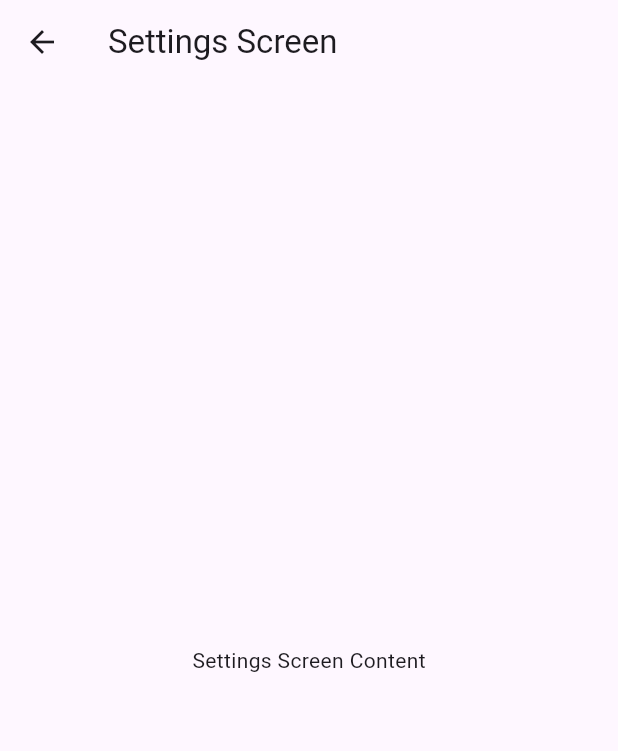
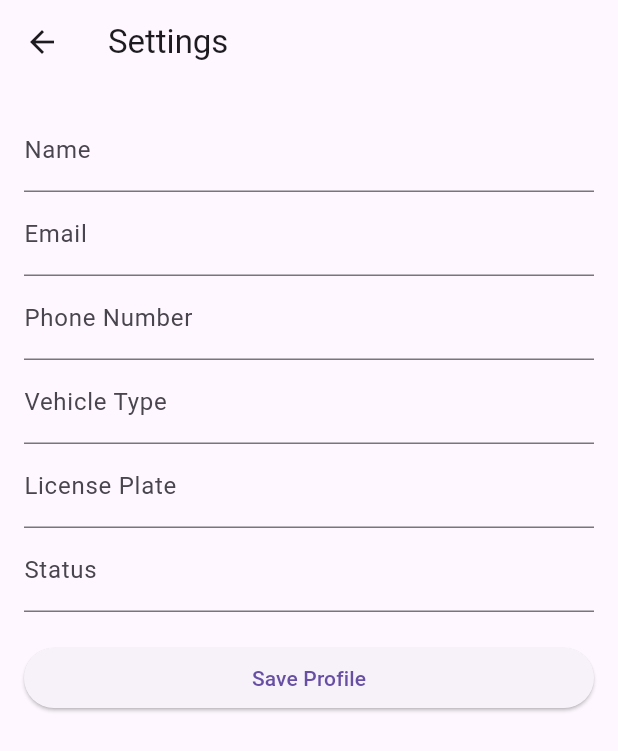
Before and after one commit to AnexDev1/green-riders, a Flutter app: the SettingsScreen screen opened directly, on a phone screen of 412 x 824 dp. Shown: the top 751 px of the screen. Run offline on Flutter 3.47's test engine with Material 3 defaults, Android fonts, the phone set to English and light mode, and no system bars; our stand-ins replace firebase_core, firebase_database, flutter_map, geolocator, latlong2, persistent_bottom_nav_bar and 1 more; accounts and stored records are empty.

Commit message:
feat:  implemented adding driver

```diff
--- a/lib/main.dart
+++ b/lib/main.dart
@@ -62,19 +62,19 @@ class MyApp extends StatelessWidget {
   List<PersistentBottomNavBarItem> _navBarsItems() {
     return [
       PersistentBottomNavBarItem(
-        icon: const Icon(CupertinoIcons.home),
+        icon: const Icon(Icons.home),
         title: ("Home"),
         activeColorPrimary: CupertinoColors.activeBlue,
         inactiveColorPrimary: CupertinoColors.systemGrey,
       ),
       PersistentBottomNavBarItem(
-        icon: const Icon(CupertinoIcons.settings),
+        icon: const Icon(Icons.settings),
         title: ("Settings"),
         activeColorPrimary: CupertinoColors.activeBlue,
         inactiveColorPrimary: CupertinoColors.systemGrey,
       ),
       PersistentBottomNavBarItem(
-        icon: const Icon(CupertinoIcons.profile_circled),
+        icon: Icon(Icons.person),
         title: ("Profile"),
         activeColorPrimary: CupertinoColors.activeBlue,
         inactiveColorPrimary: CupertinoColors.systemGrey,
--- a/lib/src/models/DriverModel.dart
+++ b/lib/src/models/DriverModel.dart
@@ -10,9 +10,9 @@ class Driver {
   final double latitude;
   final double longitude;
   final String status;
-  final String profilePictureUrl;
 
-  Driver({
+  Driver(
+    this.status, {
     required this.id,
     required this.name,
     required this.email,
@@ -21,8 +21,6 @@ class Driver {
     required this.licensePlate,
     required this.latitude,
     required this.longitude,
-    required this.status,
-    required this.profilePictureUrl,
   });
 
   Map<String, dynamic> toJson() {
@@ -36,7 +34,6 @@ class Driver {
       'latitude': latitude,
       'longitude': longitude,
       'status': status,
-      'profilePictureUrl': profilePictureUrl,
     };
   }
 }
--- a/lib/src/screens/SettingsScreen.dart
+++ b/lib/src/screens/SettingsScreen.dart
@@ -1,16 +1,132 @@
+// lib/src/screens/SettingsScreen.dart
 import 'package:flutter/material.dart';
+import 'package:geolocator/geolocator.dart';
+import 'package:greendriver/src/models/DriverModel.dart';
 
-class SettingsScreen extends StatelessWidget {
+import 'LocationService.dart';
+
+class SettingsScreen extends StatefulWidget {
   const SettingsScreen({super.key});
+
+  @override
+  _SettingsScreenState createState() => _SettingsScreenState();
+}
+
+class _SettingsScreenState extends State<SettingsScreen> {
+  final _formKey = GlobalKey<FormState>();
+  final _nameController = TextEditingController();
+  final _emailController = TextEditingController();
+  final _phoneNumberController = TextEditingController();
+  final _vehicleTypeController = TextEditingController();
+  final _licensePlateController = TextEditingController();
+  final _statusController = TextEditingController();
+  final _locationService = LocationService();
+
+  void _saveProfile() async {
+    if (_formKey.currentState!.validate()) {
+      try {
+        Position position = await _locationService.getCurrentLocation(context);
+        final driver = Driver(
+          _statusController.text,
+          id: DateTime.now().millisecondsSinceEpoch.toString(),
+          name: _nameController.text,
+          email: _emailController.text,
+          phoneNumber: _phoneNumberController.text,
+          vehicleType: _vehicleTypeController.text,
+          licensePlate: _licensePlateController.text,
+          latitude: position.latitude,
+          longitude: position.longitude,
+        );
+        saveDriverProfile(driver);
+        ScaffoldMessenger.of(context).showSnackBar(
+          const SnackBar(content: Text('Profile saved successfully')),
+        );
+      } catch (e) {
+        ScaffoldMessenger.of(context).showSnackBar(
+          SnackBar(content: Text('Error fetching location: $e')),
+        );
+      }
+    }
+  }
 
   @override
   Widget build(BuildContext context) {
     return Scaffold(
-      appBar: AppBar(
-        title: const Text('Settings Screen'),
-      ),
-      body: const Center(
-        child: Text('Settings Screen Content'),
+      appBar: AppBar(title: const Text('Settings')),
+      body: Padding(
+        padding: const EdgeInsets.all(16.0),
+        child: Form(
+          key: _formKey,
+          child: ListView(
+            children: [
+              TextFormField(
+                controller: _nameController,
+                decoration: const InputDecoration(labelText: 'Name'),
+                validator: (value) {
+                  if (value == null || value.isEmpty) {
+                    return 'Please enter your name';
+                  }
+                  return null;
+                },
+              ),
+              TextFormField(
+                controller: _emailController,
+                decoration: const InputDecoration(labelText: 'Email'),
+                validator: (value) {
+                  if (value == null || value.isEmpty) {
+                    return 'Please enter your email';
+                  }
+                  return null;
+                },
+              ),
+              TextFormField(
+                controller: _phoneNumberController,
+                decoration: const InputDecoration(labelText: 'Phone Number'),
+                validator: (value) {
+                  if (value == null || value.isEmpty) {
+                    return 'Please enter your phone number';
+                  }
+                  return null;
+                },
+              ),
+              TextFormField(
+                controller: _vehicleTypeController,
+                decoration: const InputDecoration(labelText: 'Vehicle Type'),
+                validator: (value) {
+                  if (value == null || value.isEmpty) {
+                    return 'Please enter your vehicle type';
+                  }
+                  return null;
+                },
+              ),
+              TextFormField(
+                controller: _licensePlateController,
+                decoration: const InputDecoration(labelText: 'License Plate'),
+                validator: (value) {
+                  if (value == null || value.isEmpty) {
+                    return 'Please enter your license plate';
+                  }
+                  return null;
+                },
+              ),
+              TextFormField(
+                controller: _statusController,
+                decoration: const InputDecoration(labelText: 'Status'),
+                validator: (value) {
+                  if (value == null || value.isEmpty) {
+                    return 'Please enter your status';
+                  }
+                  return null;
+                },
+              ),
+              const SizedBox(height: 20),
+              ElevatedButton(
+                onPressed: _saveProfile,
+                child: const Text('Save Profile'),
+              ),
+            ],
+          ),
+        ),
       ),
     );
   }
--- a/pubspec.yaml
+++ b/pubspec.yaml
@@ -43,6 +43,7 @@ dependencies:
   flutter_map_cancellable_tile_provider: ^3.0.0
   url_launcher: ^6.3.0
   slide_to_act: ^2.0.2
+  geolocator: ^12.0.0
 
 dev_dependencies:
   flutter_test:
```
Also changed, not shown: lib/src/screens/LocationService.dart (added, +63 -0 lines), pubspec.lock, 1 other file.
